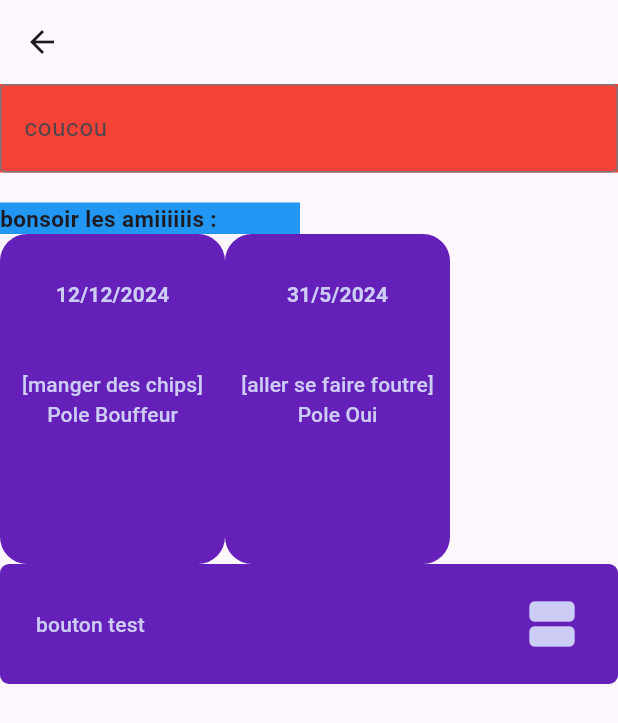
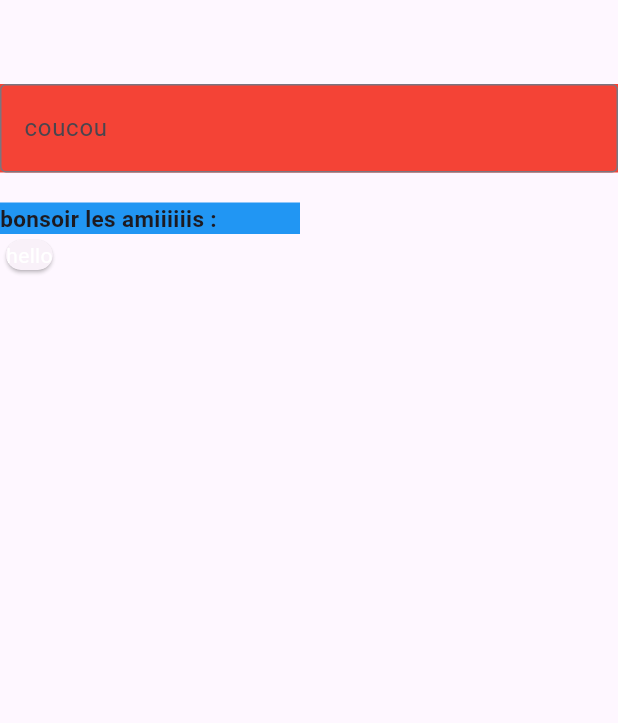
Before and after one commit to MyApero/HOD-App, a Flutter app: the TestScreen screen opened directly, on a phone screen of 412 x 824 dp. Shown: the top 723 px of the screen. Run offline on Flutter 3.47's test engine with Material 3 defaults, Android fonts, the phone set to English and light mode, and no system bars; our stand-ins replace syncfusion_flutter_calendar, table_calendar.

Commit message:
feat: beginning of player card

```diff
--- a/lib/main.dart
+++ b/lib/main.dart
@@ -33,7 +33,7 @@ class MyApp extends StatelessWidget {
       // ),
       // home: LoginPage(),
       // home: AppScaffold(pages: _pages),
-      home: RegisterPage(),
+      home: TestScreen(),
     );
   }
 }
--- a/lib/tests/test_screen.dart
+++ b/lib/tests/test_screen.dart
@@ -1,5 +1,6 @@
 import 'package:flutter/material.dart';
 import 'package:hod_app/widgets/card.dart';
+import 'package:hod_app/widgets/player_card.dart';
 import 'package:hod_app/widgets/select_button.dart';
 import 'package:hod_app/widgets/simple_text.dart';
 import 'package:hod_app/widgets/text_box.dart';
@@ -22,16 +23,11 @@ class TestScreen extends StatelessWidget {
             height: 20,
           ),
           Container(
-              width: 200,
-              color: Colors.blue,
-              child: const SimpleText(text: "bonsoir les amiiiiiis :")),
-          Row(
-              children: [
-                EventCard(large: false, date: DateTime.utc(2024, 12, 12), name: "manger des chips", pole: "Bouffeur"),
-                EventCard(large: false, date: DateTime.now(), name: "aller se faire foutre", pole: "Oui"),
-              ],
-            ),
-          SelectButton(label: "bouton test", icon: Icons.view_agenda),
+            width: 200,
+            color: Colors.blue,
+            child: const SimpleText(text: "bonsoir les amiiiiiis :"),
+          ),
+          PlayerCard()
         ],
       ),
     );
--- /dev/null
+++ b/lib/widgets/player_card.dart
@@ -0,0 +1,21 @@
+import 'package:flutter/material.dart';
+
+class PlayerCard extends StatelessWidget {
+  const PlayerCard({super.key});
+
+  @override
+  Widget build(BuildContext context) {
+    return Card(
+      clipBehavior: Clip.hardEdge,
+      child: InkWell(
+        splashColor: Colors.blue.withAlpha(30),
+        onTap: () {},
+        child: const Column(
+          children: [
+            Text("hello"),
+          ],
+        ),
+      ),
+    );
+  }
+}
```
Also changed, not shown: lib/features/authentification/register.dart (+15 -4 lines), lib/widgets/player_card_item.dart (added, +10 -0 lines).
